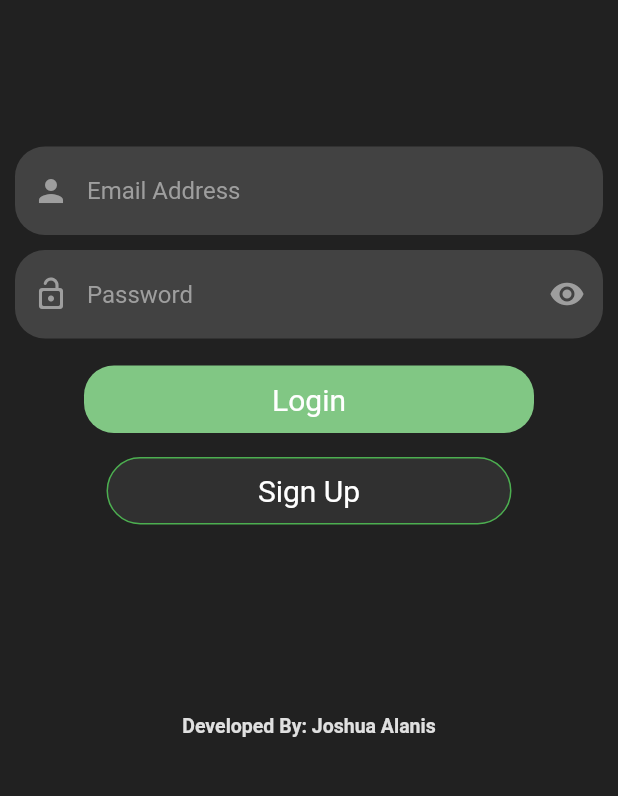
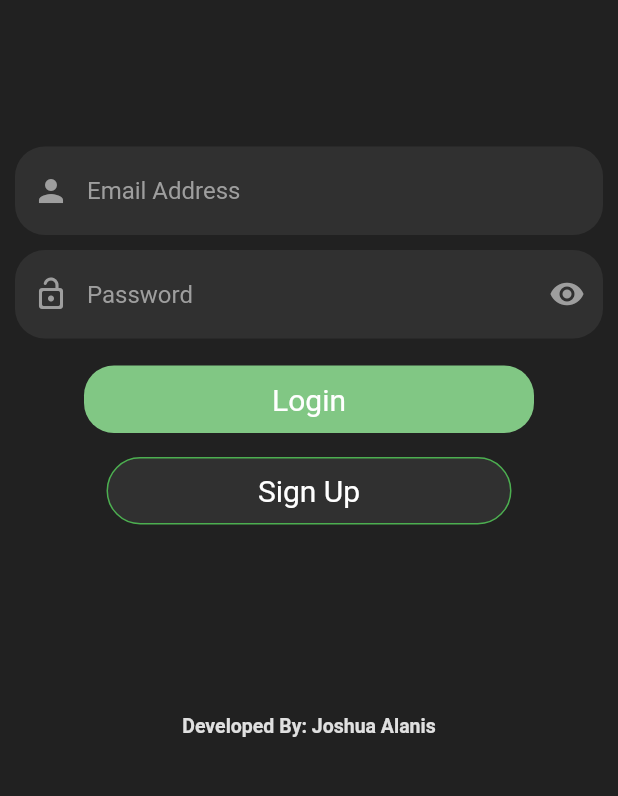
Before and after one commit to Bambalow28/StockMeUp, a Flutter app: the screen it shows after launch, on a phone screen of 412 x 824 dp, the part 412-1208 px from its top. Run offline on Flutter 3.47's test engine with Material 2 defaults, Android fonts, the phone set to English and light mode, and no system bars; our stand-ins replace auto_size_text, cloud_firestore, firebase_auth, firebase_core, firebase_storage, fl_chart and 3 more; accounts and stored records are empty.

Commit message:
Deepened Colour on TextFields

```diff
--- a/lib/main.dart
+++ b/lib/main.dart
@@ -171,7 +171,7 @@ class _LoginPageState extends State<LoginPage> {
                       controller: emailAddress,
                       decoration: InputDecoration(
                         filled: true,
-                        fillColor: Colors.grey[800],
+                        fillColor: Colors.grey[850],
                         prefixIcon: Icon(Icons.person, color: Colors.grey),
                         hintText: 'Email Address',
                         hintStyle: TextStyle(color: Colors.grey),
@@ -197,7 +197,7 @@ class _LoginPageState extends State<LoginPage> {
                       obscureText: hidePass,
                       decoration: InputDecoration(
                         filled: true,
-                        fillColor: Colors.grey[800],
+                        fillColor: Colors.grey[850],
                         prefixIcon:
                             Icon(Icons.lock_open_rounded, color: Colors.grey),
                         suffixIcon: IconButton(
```
